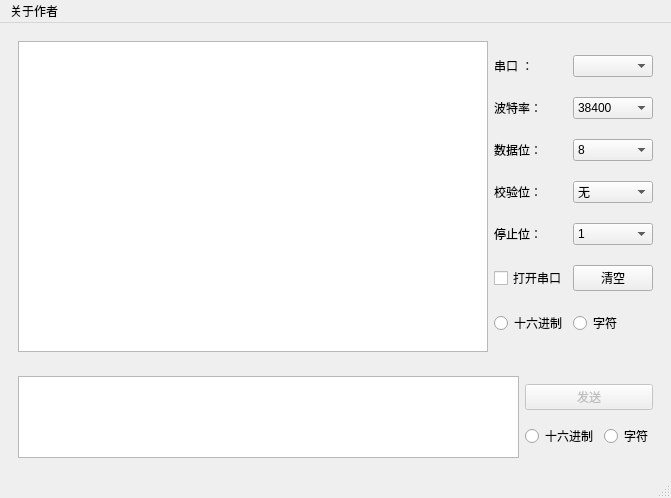
Sanzo00/SerialPort, file src/mainwindow.ui: the form before one commit.
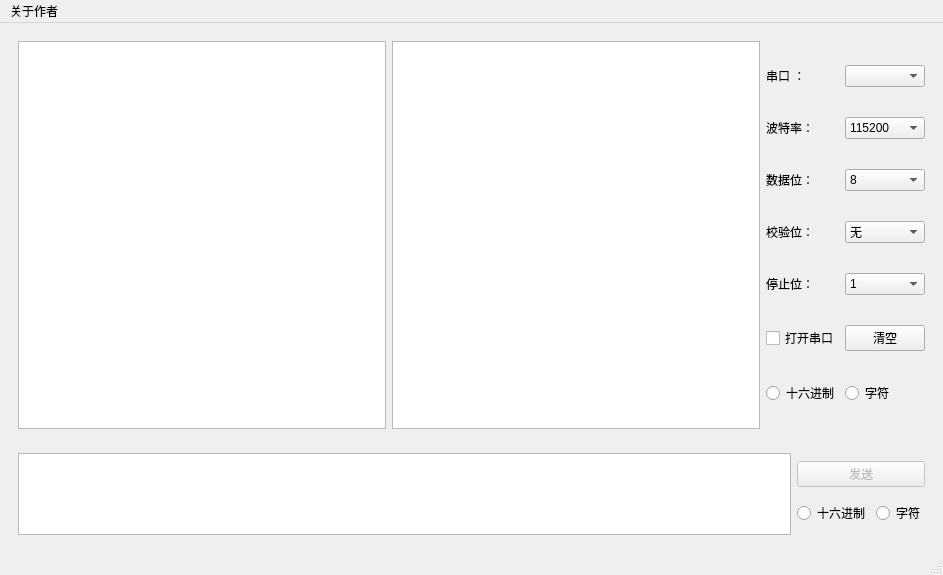
The form after the commit. Icons and pictures are not drawn.

```diff
--- a/src/mainwindow.ui
+++ b/src/mainwindow.ui
@@ -6,8 +6,8 @@
    <rect>
     <x>0</x>
     <y>0</y>
-    <width>671</width>
-    <height>498</height>
+    <width>943</width>
+    <height>575</height>
    </rect>
   </property>
   <property name="windowTitle">
@@ -29,6 +29,13 @@
          </property>
         </widget>
        </item>
+       <item>
+        <widget class="QPlainTextEdit" name="recvData_2">
+         <property name="readOnly">
+          <bool>true</bool>
+         </property>
+        </widget>
+       </item>
        <item>
         <layout class="QGridLayout" name="gridLayout">
          <item row="2" column="1">
@@ -140,6 +147,11 @@
              <height>20</height>
             </size>
            </property>
+           <item>
+            <property name="text">
+             <string>115200</string>
+            </property>
+           </item>
            <item>
             <property name="text">
              <string>38400</string>
@@ -289,8 +301,8 @@
     <rect>
      <x>0</x>
      <y>0</y>
-     <width>671</width>
-     <height>23</height>
+     <width>943</width>
+     <height>26</height>
     </rect>
    </property>
    <widget class="QMenu" name="menuasdfasdf">
```
Left out of the diff: 2 changed lines with no effect on the pictures.
